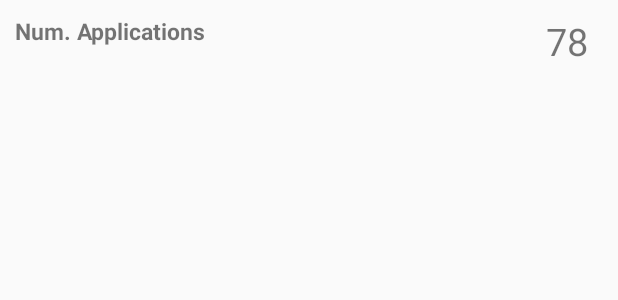
After one commit to jfilowk/Appssinpeso, an Android app: the layout list_cache_header_item.xml on its own in the app's theme, with its tools: preview values and no code run, on a phone screen of 412 x 824 dp. The commit adds this screen. Shown: the top 300 px of the screen. Run offline under Robolectric (Android 15) with nearby library versions, the phone set to English and light mode, and no system bars.

Commit message:
Redesign RecyclerView

```diff
--- /dev/null
+++ b/app/src/main/res/layout/list_cache_header_item.xml
@@ -0,0 +1,33 @@
+<?xml version="1.0" encoding="utf-8"?>
+<RelativeLayout xmlns:android="http://schemas.android.com/apk/res/android"
+    android:layout_width="match_parent"
+    android:layout_height="wrap_content"
+    android:padding="10dp"
+    >
+
+  <TextView
+      android:id="@+id/lblHeaderName"
+      android:layout_width="wrap_content"
+      android:layout_height="wrap_content"
+      android:text="Num. Applications"
+      android:textSize="15dp"
+      android:textStyle="bold"
+      android:layout_alignBottom="@+id/lblHeaderValue"
+      android:layout_alignParentTop="true"
+      />
+
+  <TextView
+      android:id="@+id/lblHeaderValue"
+      android:layout_width="wrap_content"
+      android:layout_height="wrap_content"
+      android:gravity="right"
+      android:paddingRight="10dp"
+      android:text="78"
+      android:textSize="25dp"
+      android:layout_alignParentTop="true"
+      android:layout_alignParentRight="true"
+      android:layout_alignParentEnd="true"
+      android:layout_toRightOf="@+id/lblHeaderName"
+      android:layout_toEndOf="@+id/lblHeaderName"
+      />
+</RelativeLayout>
--- a/app/src/main/res/layout/list_cache_item.xml
+++ b/app/src/main/res/layout/list_cache_item.xml
@@ -2,8 +2,7 @@
 <LinearLayout xmlns:android="http://schemas.android.com/apk/res/android"
     android:layout_width="match_parent"
     android:layout_height="wrap_content"
-    android:paddingBottom="5dp"
-    android:paddingTop="5dp"
+    android:padding="10dp"
     android:orientation="horizontal"
     >
 
```
Also changed, not shown: app/src/main/java/com/smartdumbphones/appssinpeso/datasize/ListCacheActivity.java (+3 -22 lines), app/src/main/java/com/smartdumbphones/appssinpeso/datasize/adapters/ListApplicationAdapter.java (+82 -15 lines), app/src/main/res/layout/list_cache_activity.xml (+0 -30 lines).
